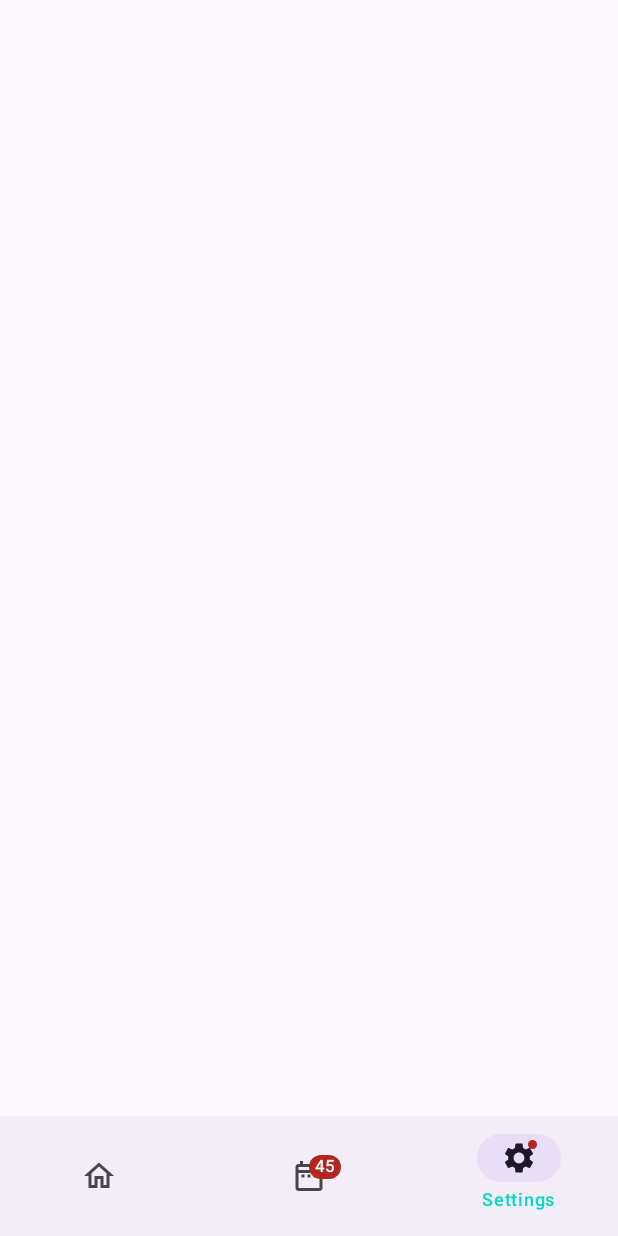
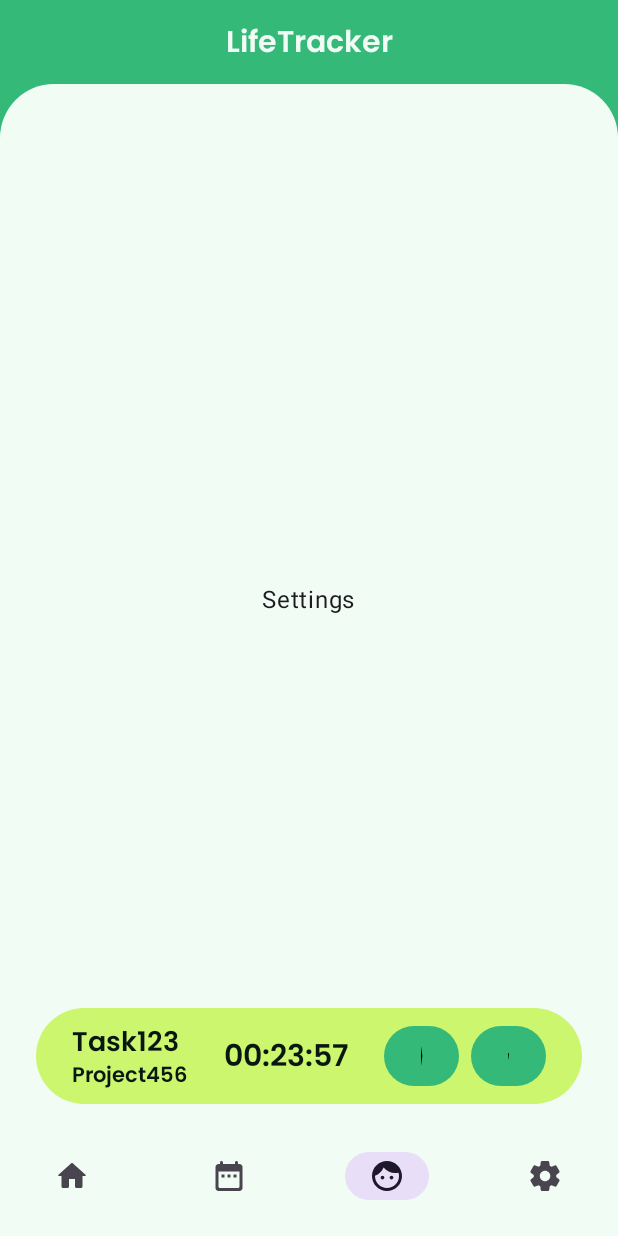
Before and after one commit to dmitrysukhov96/LifeTracker, an Android app built with Jetpack Compose: the screen it shows after launch (MainActivity), item 3 of the bottom bar chosen, on a phone screen of 412 x 824 dp. Run offline under Robolectric (Android 15) with nearby library versions, the phone set to English and light mode, and no system bars; our stand-ins replace Room's generated code.

Commit message:
design changes 2

```diff
--- /dev/null
+++ b/app/src/main/java/com/dmitrysukhov/lifetracker/Color.kt
@@ -0,0 +1,16 @@
+package com.dmitrysukhov.lifetracker
+
+import androidx.compose.foundation.isSystemInDarkTheme
+import androidx.compose.runtime.Composable
+import androidx.compose.ui.graphics.Color
+
+val PineColor = Color(0xFF34B979)
+val DarkerPine = Color(0xFF185638)
+val AccentColor = Color(0xFFCBF66E)
+val WhitePine = Color(0xFFF1FCF5)
+val BlackPine = Color(0xFF0A1711)
+val BgColor @Composable get() = if (isDarkTheme()) BlackPine else WhitePine
+val InverseColor @Composable get() = if (isDarkTheme()) WhitePine else BlackPine
+
+@Composable
+fun isDarkTheme() = isSystemInDarkTheme()
--- a/app/src/main/java/com/dmitrysukhov/lifetracker/DataClass.kt
+++ b/app/src/main/java/com/dmitrysukhov/lifetracker/DataClass.kt
@@ -8,7 +8,6 @@ data class BottomNavigationItem(
     val title: String,
     val selectedIcon: ImageVector,
     val unselectedIcon: ImageVector,
-    val hasNews: Boolean,
     val badgeCount: Int? = null
 )
 
--- /dev/null
+++ b/app/src/main/java/com/dmitrysukhov/lifetracker/FontFamily.kt
@@ -0,0 +1,21 @@
+package com.dmitrysukhov.lifetracker
+
+import androidx.compose.ui.text.TextStyle
+import androidx.compose.ui.text.font.Font
+import androidx.compose.ui.text.font.FontFamily
+import androidx.compose.ui.text.font.FontWeight
+import androidx.compose.ui.text.font.FontWeight.Companion.W600
+
+val poppinsFontFamily = FontFamily(
+    Font(R.font.poppins_regular, FontWeight.Normal),
+    Font(R.font.poppins_medium, FontWeight.Medium),
+    Font(R.font.poppins_semibold, FontWeight.SemiBold),
+    Font(R.font.poppins_bold, FontWeight.Bold),
+    Font(R.font.poppins_extrabold, FontWeight.ExtraBold),
+    Font(R.font.poppins_black, FontWeight.Black)
+)
+
+val PoppinsBold = TextStyle(
+    fontFamily = poppinsFontFamily,
+    fontWeight = W600,
+)
--- a/app/src/main/java/com/dmitrysukhov/lifetracker/MainActivity.kt
+++ b/app/src/main/java/com/dmitrysukhov/lifetracker/MainActivity.kt
@@ -3,16 +3,31 @@ package com.dmitrysukhov.lifetracker
 import android.os.Bundle
 import androidx.activity.ComponentActivity
 import androidx.activity.compose.setContent
+import androidx.activity.enableEdgeToEdge
+import androidx.compose.foundation.Image
+import androidx.compose.foundation.background
+import androidx.compose.foundation.layout.Arrangement
+import androidx.compose.foundation.layout.Box
+import androidx.compose.foundation.layout.Column
+import androidx.compose.foundation.layout.Row
+import androidx.compose.foundation.layout.Spacer
+import androidx.compose.foundation.layout.WindowInsets
+import androidx.compose.foundation.layout.asPaddingValues
+import androidx.compose.foundation.layout.fillMaxSize
+import androidx.compose.foundation.layout.fillMaxWidth
+import androidx.compose.foundation.layout.height
 import androidx.compose.foundation.layout.padding
+import androidx.compose.foundation.layout.systemBars
+import androidx.compose.foundation.layout.width
+import androidx.compose.foundation.shape.RoundedCornerShape
 import androidx.compose.material.icons.Icons
-import androidx.compose.material.icons.filled.DateRange
-import androidx.compose.material.icons.filled.Home
-import androidx.compose.material.icons.filled.Settings
-import androidx.compose.material.icons.outlined.DateRange
-import androidx.compose.material.icons.outlined.Home
-import androidx.compose.material.icons.outlined.Settings
-import androidx.compose.material3.Badge
-import androidx.compose.material3.BadgedBox
+import androidx.compose.material.icons.rounded.ArrowDropDown
+import androidx.compose.material.icons.rounded.DateRange
+import androidx.compose.material.icons.rounded.Face
+import androidx.compose.material.icons.rounded.Home
+import androidx.compose.material.icons.rounded.PlayArrow
+import androidx.compose.material.icons.rounded.Settings
+import androidx.compose.material3.Button
 import androidx.compose.material3.Icon
 import androidx.compose.material3.NavigationBar
 import androidx.compose.material3.NavigationBarItem
@@ -22,86 +37,157 @@ import androidx.compose.runtime.getValue
 import androidx.compose.runtime.mutableStateOf
 import androidx.compose.runtime.saveable.rememberSaveable
 import androidx.compose.runtime.setValue
+import androidx.compose.ui.Alignment
 import androidx.compose.ui.Modifier
-import androidx.compose.ui.platform.LocalContext
-import androidx.lifecycle.viewmodel.compose.viewModel
+import androidx.compose.ui.draw.clip
+import androidx.compose.ui.graphics.Color
+import androidx.compose.ui.layout.ContentScale
+import androidx.compose.ui.unit.dp
+import androidx.compose.ui.unit.sp
 import androidx.navigation.compose.NavHost
 import androidx.navigation.compose.composable
 import androidx.navigation.compose.rememberNavController
 
 class MainActivity : ComponentActivity() {
     override fun onCreate(savedInstanceState: Bundle?) {
+        enableEdgeToEdge()
         super.onCreate(savedInstanceState)
         setContent {
             MyApplicationTheme {
+                Box(
+                    Modifier
+                        .fillMaxSize()
+                        .background(PineColor)
+                ) {
                     val navController = rememberNavController()
                     val items = listOf(
                         BottomNavigationItem(
                             title = TRACKER_SCREEN,
-                        selectedIcon = Icons.Filled.Home,
-                        unselectedIcon = Icons.Outlined.Home,
-                        hasNews = false,
-
+                            selectedIcon = Icons.Rounded.Home,
+                            unselectedIcon = Icons.Rounded.Home,
                         ),
                         BottomNavigationItem(
                             title = TODOLIST_SCREEN,
-                        selectedIcon = Icons.Filled.DateRange,
-                        unselectedIcon = Icons.Outlined.DateRange,
-                        hasNews = false,
-                        badgeCount = 45
-
+                            selectedIcon = Icons.Rounded.DateRange,
+                            unselectedIcon = Icons.Rounded.DateRange,
                         ),
 
                         BottomNavigationItem(
                             title = SETTINGS_SCREEN,
-                        selectedIcon = Icons.Filled.Settings,
-                        unselectedIcon = Icons.Outlined.Settings,
-                        hasNews = true,
-
+                            selectedIcon = Icons.Rounded.Face,
+                            unselectedIcon = Icons.Rounded.Face,
                         ),
+                        BottomNavigationItem(
+                            title = SETTINGS_SCREEN,
+                            selectedIcon = Icons.Rounded.Settings,
+                            unselectedIcon = Icons.Rounded.Settings,
                         )
-                val context = LocalContext.current
-                val todoDao = AppDatabase.getDatabase(context).todoDao()
-                val viewModel: TodoViewModel = viewModel(factory = TodoViewModelFactory(todoDao))
-
+                    )
                     var selectedItemIndex by rememberSaveable { mutableStateOf(0) }
-                Scaffold(bottomBar = {
-                    NavigationBar {
+                    Scaffold(
+                        topBar = {
+                            Row(
+                                Modifier
+                                    .background(PineColor)
+                                    .fillMaxWidth()
+                                    .padding(
+                                        top = WindowInsets.systemBars
+                                            .asPaddingValues()
+                                            .calculateTopPadding()
+                                    )
+                                    .height(56.dp),
+                                verticalAlignment = Alignment.CenterVertically,
+                                horizontalArrangement = Arrangement.Center
+                            ) {
+                                Text(
+                                    "LifeTracker", style = PoppinsBold,
+                                    fontSize = 20.sp, color = WhitePine
+                                )
+                            }
+                        },
+                        bottomBar = {
+                            NavigationBar(containerColor = BgColor, contentColor = Color.Red) {
                                 items.forEachIndexed { index, item ->
-                            NavigationBarItem(selected = selectedItemIndex == index, onClick = {
+                                    NavigationBarItem(selected = selectedItemIndex == index,
+                                        onClick = {
                                             selectedItemIndex = index
                                             navController.navigate(item.title)
                                         },
-                                label = { Text(text = item.title) },
                                         alwaysShowLabel = false,
                                         icon = {
-                                BadgedBox(badge = {
-                                    if (item.badgeCount != null)
-                                        Badge { Text(text = item.badgeCount.toString()) }
-                                    else if (item.hasNews) Badge()
-                                }) {
                                             Icon(
                                                 imageVector = if (index == selectedItemIndex) {
                                                     item.selectedIcon
                                                 } else item.unselectedIcon,
-                                        contentDescription = item.title
+                                                contentDescription = ""
                                             )
-                                }
                                         })
                                 }
                             }
                         }) { padding ->
+                        Box(Modifier.fillMaxSize()) {
+
                             NavHost(
                                 navController = navController,
                                 startDestination = TRACKER_SCREEN,
-                        modifier = Modifier.padding(padding)
+                                modifier = Modifier
+                                    .background(PineColor)
+                                    .padding(padding)
+                                    .clip(RoundedCornerShape(topStart = 36.dp, topEnd = 36.dp))
                             ) {
-                        composable(TODOLIST_SCREEN) { TodoListScreen(viewModel) }
+                                composable(TODOLIST_SCREEN) { TodoListScreen(navController) }
                                 composable(SETTINGS_SCREEN) { SettingsScreen(navController) }
                                 composable(TRACKER_SCREEN) { TrackerScreen(navController) }
+                            }
+                            Row(
+                                Modifier
+                                    .fillMaxWidth()
+                                    .padding(horizontal = 24.dp)
+                                    .padding(bottom = padding.calculateBottomPadding() + 8.dp)
+                                    .height(64.dp)
+                                    .clip(RoundedCornerShape(100.dp))
+                                    .background(AccentColor)
+                                    .align(Alignment.BottomCenter)
+                                    .padding(horizontal = 24.dp),
+                                verticalAlignment = Alignment.CenterVertically,
+                                horizontalArrangement = Arrangement.SpaceBetween
+                            ) {
+                                Column {
+                                    Text(
+                                        "Task123", color = BlackPine,
+                                        style = PoppinsBold, fontSize = 18.sp
+                                    )
+                                    Text(
+                                        "Project456", color = BlackPine,
+                                        style = PoppinsBold, fontSize = 14.sp
+                                    )
+                                }
+                                Text(
+                                    "00:23:57", color = BlackPine,
+                                    style = PoppinsBold, fontSize = 20.sp
+                                )
+                                Row {
+                                    Button(onClick = {}, modifier = Modifier.width(50.dp)) {
+                                        Image(
+                                            Icons.Rounded.PlayArrow,
+                                            contentDescription = "Run",
+                                            contentScale = ContentScale.FillBounds
+                                        )
+                                    }
+                                    Spacer(Modifier.width(8.dp))
+                                    Button(onClick = {}, modifier = Modifier.width(50.dp)) {
+                                        Image(
+                                            Icons.Rounded.ArrowDropDown,
+                                            contentDescription = "Change project",
+                                            contentScale = ContentScale.FillBounds
+                                        )
                                     }
                                 }
                             }
                         }
                     }
                 }
+            }
+        }
+    }
+}
--- a/app/src/main/java/com/dmitrysukhov/lifetracker/MyApplicationTheme.kt
+++ b/app/src/main/java/com/dmitrysukhov/lifetracker/MyApplicationTheme.kt
@@ -8,9 +8,7 @@ import androidx.compose.material3.Typography
 import androidx.compose.material3.darkColorScheme
 import androidx.compose.material3.lightColorScheme
 import androidx.compose.runtime.Composable
-import androidx.compose.ui.graphics.Color
 import androidx.compose.ui.text.TextStyle
-import androidx.compose.ui.text.font.FontFamily
 import androidx.compose.ui.text.font.FontWeight
 import androidx.compose.ui.unit.dp
 import androidx.compose.ui.unit.sp
@@ -22,20 +20,20 @@ fun MyApplicationTheme(
 ) {
     val colors = if (darkTheme) {
         darkColorScheme(
-            primary = Color(0xFFBB86FC),
-            secondary = Color(0xFF03DAC5),
-            tertiary = Color(0xFF3700B3)
+            primary = PineColor,
+            secondary = AccentColor,
+            tertiary = BlackPine
         )
     } else {
         lightColorScheme(
-            primary = Color(0xFF6200EE),
-            secondary = Color(0xFF03DAC5),
-            tertiary = Color(0xFF3700B3)
+            primary = PineColor,
+            secondary = AccentColor,
+            tertiary = BlackPine
         )
     }
     val typography = Typography(
         bodyMedium = TextStyle(
-            fontFamily = FontFamily.Default,
+            fontFamily = poppinsFontFamily,
             fontWeight = FontWeight.Normal,
             fontSize = 16.sp
         )
@@ -45,7 +43,6 @@ fun MyApplicationTheme(
         medium = RoundedCornerShape(4.dp),
         large = RoundedCornerShape(0.dp)
     )
-
     MaterialTheme(
         colorScheme = colors,
         typography = typography,
--- a/app/src/main/java/com/dmitrysukhov/lifetracker/SettingsScreen.kt
+++ b/app/src/main/java/com/dmitrysukhov/lifetracker/SettingsScreen.kt
@@ -1,11 +1,26 @@
 package com.dmitrysukhov.lifetracker
 
+import androidx.compose.foundation.background
+import androidx.compose.foundation.layout.Arrangement
+import androidx.compose.foundation.layout.Column
+import androidx.compose.foundation.layout.fillMaxSize
+import androidx.compose.material3.Text
 import androidx.compose.runtime.Composable
+import androidx.compose.ui.Alignment
+import androidx.compose.ui.Modifier
 import androidx.navigation.NavHostController
 
 @Composable
 fun SettingsScreen(navController: NavHostController) {
-
+    Column(
+        Modifier
+            .fillMaxSize()
+            .background(BgColor),
+        horizontalAlignment = Alignment.CenterHorizontally,
+        verticalArrangement = Arrangement.Center
+    ) {
+        Text("Settings")
+    }
 }
 
 const val SETTINGS_SCREEN = "Settings"
--- a/app/src/main/java/com/dmitrysukhov/lifetracker/TodoList.kt
+++ b/app/src/main/java/com/dmitrysukhov/lifetracker/TodoList.kt
@@ -1,23 +1,51 @@
 package com.dmitrysukhov.lifetracker
 
-import androidx.compose.foundation.layout.*
+import androidx.compose.foundation.background
+import androidx.compose.foundation.layout.Arrangement
+import androidx.compose.foundation.layout.Column
+import androidx.compose.foundation.layout.Row
+import androidx.compose.foundation.layout.Spacer
+import androidx.compose.foundation.layout.fillMaxSize
+import androidx.compose.foundation.layout.fillMaxWidth
+import androidx.compose.foundation.layout.height
+import androidx.compose.foundation.layout.padding
+import androidx.compose.foundation.layout.width
 import androidx.compose.foundation.text.KeyboardActions
 import androidx.compose.foundation.text.KeyboardOptions
 import androidx.compose.material.icons.Icons
 import androidx.compose.material.icons.filled.Delete
-import androidx.compose.material3.*
-import androidx.compose.runtime.*
+import androidx.compose.material3.Button
+import androidx.compose.material3.Checkbox
+import androidx.compose.material3.Icon
+import androidx.compose.material3.IconButton
+import androidx.compose.material3.MaterialTheme
+import androidx.compose.material3.Text
+import androidx.compose.material3.TextField
+import androidx.compose.runtime.Composable
+import androidx.compose.runtime.collectAsState
+import androidx.compose.runtime.getValue
+import androidx.compose.runtime.mutableStateOf
+import androidx.compose.runtime.remember
+import androidx.compose.runtime.setValue
 import androidx.compose.ui.Modifier
+import androidx.compose.ui.platform.LocalContext
 import androidx.compose.ui.text.input.ImeAction
 import androidx.compose.ui.unit.dp
+import androidx.lifecycle.viewmodel.compose.viewModel
+import androidx.navigation.NavHostController
 
 @Composable
-fun TodoListScreen(viewModel: TodoViewModel) {
+fun TodoListScreen(navController: NavHostController) {
+    MyApplicationTheme {
+        val context = LocalContext.current
+        val todoDao = AppDatabase.getDatabase(context).todoDao()
+        val viewModel: TodoViewModel = viewModel(factory = TodoViewModelFactory(todoDao))
         val todoList by viewModel.todoList.collectAsState()
         var taskText by remember { mutableStateOf("") }
 
         Column(
             modifier = Modifier
+                .background(BgColor)
                 .fillMaxSize()
                 .padding(16.dp)
         ) {
@@ -26,10 +54,11 @@ fun TodoListScreen(viewModel: TodoViewModel) {
                 horizontalArrangement = Arrangement.SpaceBetween
             ) {
                 TextField(
+                    textStyle = PoppinsBold,
                     value = taskText,
                     onValueChange = { taskText = it },
                     modifier = Modifier.weight(1f),
-                placeholder = { Text("Введите задачу") },
+                    placeholder = { Text("Введите задачу", style = PoppinsBold) },
                     keyboardOptions = KeyboardOptions.Default.copy(imeAction = ImeAction.Done),
                     keyboardActions = KeyboardActions(
                         onDone = {
@@ -63,6 +92,7 @@ fun TodoListScreen(viewModel: TodoViewModel) {
                     viewModel.deleteTask(item)
                 }
             )
+        }
     }
 }
 
--- a/app/src/main/java/com/dmitrysukhov/lifetracker/TrackerScreen.kt
+++ b/app/src/main/java/com/dmitrysukhov/lifetracker/TrackerScreen.kt
@@ -1,10 +1,14 @@
 package com.dmitrysukhov.lifetracker
 
+import androidx.compose.foundation.background
+import androidx.compose.foundation.layout.Column
+import androidx.compose.foundation.layout.fillMaxSize
 import androidx.compose.runtime.Composable
+import androidx.compose.ui.Modifier
 import androidx.navigation.NavHostController
 
 @Composable
 fun TrackerScreen(navController: NavHostController) {
-
+    Column(Modifier.fillMaxSize().background(BgColor)) {  }
 }
 const val TRACKER_SCREEN = "Tracker"
--- a/gradle/libs.versions.toml
+++ b/gradle/libs.versions.toml
@@ -2,11 +2,11 @@
 agp = "8.5.2"
 kotlin = "2.0.21"
 coreKtx = "1.15.0"
-navigationCompose = "2.8.4"
-navigationRuntimeKtx = "2.8.4"
+navigationCompose = "2.8.5"
+navigationRuntimeKtx = "2.8.5"
 lifecycleRuntimeKtx = "2.8.7"
 activityCompose = "1.9.3"
-composeBom = "2024.11.00"
+composeBom = "2024.12.01"
 roomCommon = "2.6.1"
 roomCompiler = "2.6.1"
 roomKtx = "2.6.1"
```
Also changed, not shown: app/src/main/res/font/poppins_black.ttf (added), app/src/main/res/font/poppins_bold.ttf (added), app/src/main/res/font/poppins_extrabold.ttf (added), app/src/main/res/font/poppins_medium.ttf (added), app/src/main/res/font/poppins_regular.ttf (added), app/src/main/res/font/poppins_semibold.ttf (added). Lines whose indentation alone changed are shown as unchanged.
